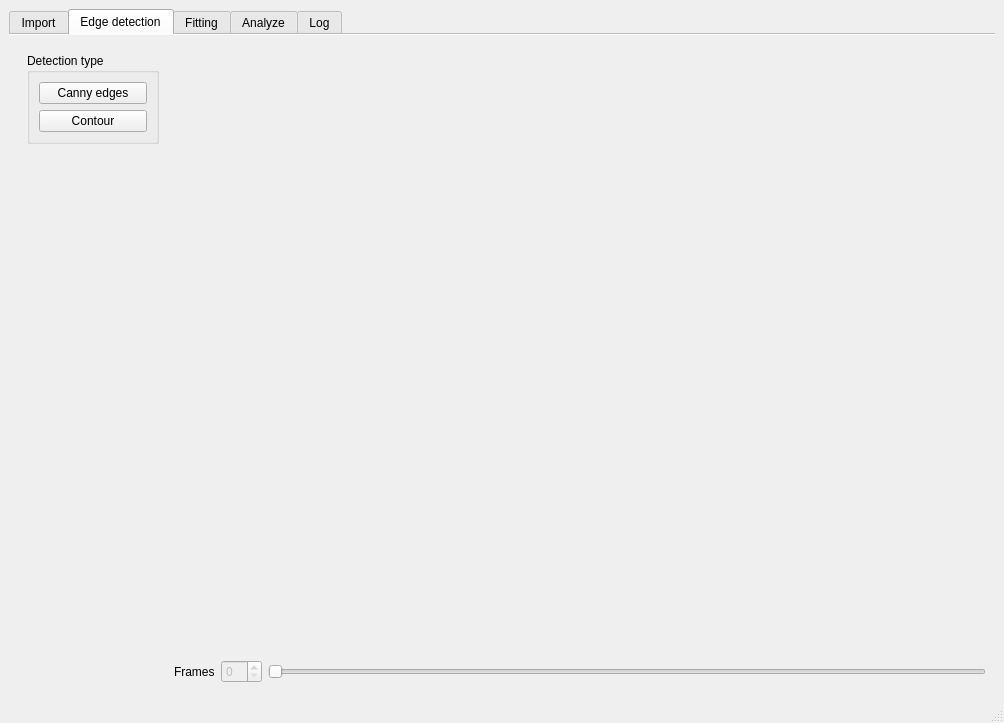
galaunay/pyDSA_gui, file design.ui: the form before one commit.
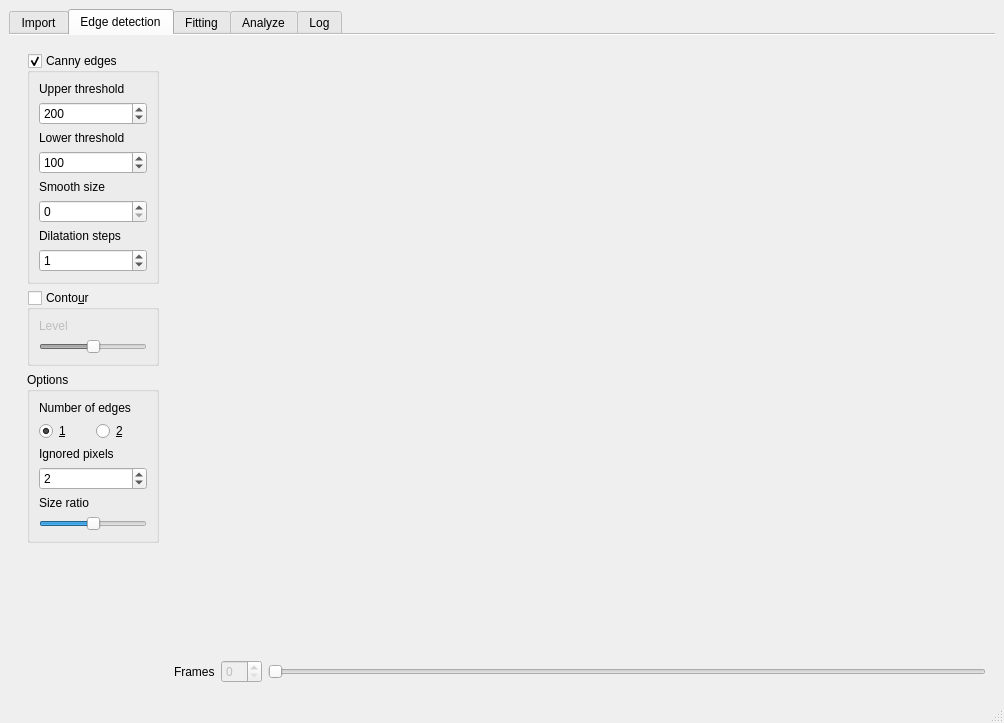
The form after the commit. The open tabs and pages were chosen to show the change. Custom widgets are drawn as their Qt base class.

Commit message: Begin to add fitting tab

What changed in the file:
```diff
--- a/design.ui
+++ b/design.ui
@@ -323,26 +323,198 @@
            <item>
             <widget class="QGroupBox" name="groupBox_5">
              <property name="title">
-              <string>Detection type</string>
+              <string>Canny edges</string>
              </property>
              <property name="flat">
               <bool>false</bool>
              </property>
              <property name="checkable">
-              <bool>false</bool>
+              <bool>true</bool>
              </property>
              <layout class="QVBoxLayout" name="verticalLayout_5">
               <item>
-               <widget class="QPushButton" name="pushButton_8">
+               <widget class="QLabel" name="label_4">
                 <property name="text">
-                 <string>Canny edges</string>
+                 <string>Upper threshold</string>
                 </property>
                </widget>
               </item>
               <item>
-               <widget class="QPushButton" name="pushButton_9">
+               <widget class="QSpinBox" name="tab3_canny_threshold1">
+                <property name="maximum">
+                 <number>255</number>
+                </property>
+                <property name="value">
+                 <number>200</number>
+                </property>
+               </widget>
+              </item>
+              <item>
+               <widget class="QLabel" name="label_5">
                 <property name="text">
-                 <string>Contour</string>
+                 <string>Lower threshold</string>
+                </property>
+               </widget>
+              </item>
+              <item>
+               <widget class="QSpinBox" name="tab3_canny_threshold2">
+                <property name="maximum">
+                 <number>255</number>
+                </property>
+                <property name="value">
+                 <number>100</number>
+                </property>
+               </widget>
+              </item>
+              <item>
+               <widget class="QLabel" name="label_8">
+                <property name="text">
+                 <string>Smooth size</string>
+                </property>
+               </widget>
+              </item>
+              <item>
+               <widget class="QSpinBox" name="tab3_canny_smooth_size">
+                <property name="maximum">
+                 <number>50</number>
+                </property>
+                <property name="value">
+                 <number>0</number>
+                </property>
+               </widget>
+              </item>
+              <item>
+               <widget class="QLabel" name="label_9">
+                <property name="text">
+                 <string>Dilatation steps</string>
+                </property>
+               </widget>
+              </item>
+              <item>
+               <widget class="QSpinBox" name="tab3_canny_dilatation_steps">
+                <property name="maximum">
+                 <number>50</number>
+                </property>
+                <property name="value">
+                 <number>1</number>
+                </property>
+               </widget>
+              </item>
+             </layout>
+            </widget>
+           </item>
+           <item>
+            <widget class="QGroupBox" name="groupBox_6">
+             <property name="title">
+              <string>Conto&amp;ur</string>
+             </property>
+             <property name="flat">
+              <bool>false</bool>
+             </property>
+             <property name="checkable">
+              <bool>true</bool>
+             </property>
+             <property name="checked">
+              <bool>false</bool>
+             </property>
+             <layout class="QVBoxLayout" name="verticalLayout_7">
+              <item>
+               <widget class="QLabel" name="label_11">
+                <property name="text">
+                 <string>Level</string>
+                </property>
+               </widget>
+              </item>
+              <item>
+               <widget class="QSlider" name="tab3_size_ratio_2">
+                <property name="maximum">
+                 <number>100</number>
+                </property>
+                <property name="value">
+                 <number>50</number>
+                </property>
+                <property name="orientation">
+                 <enum>Qt::Horizontal</enum>
+                </property>
+               </widget>
+              </item>
+             </layout>
+            </widget>
+           </item>
+           <item>
+            <widget class="QGroupBox" name="groupBox_7">
+             <property name="title">
+              <string>Options</string>
+             </property>
+             <property name="flat">
+              <bool>false</bool>
+             </property>
+             <property name="checkable">
+              <bool>false</bool>
+             </property>
+             <layout class="QVBoxLayout" name="verticalLayout_8">
+              <item>
+               <widget class="QLabel" name="label_6">
+                <property name="text">
+                 <string>Number of edges</string>
+                </property>
+               </widget>
+              </item>
+              <item>
+               <layout class="QHBoxLayout" name="horizontalLayout_8">
+                <item>
+                 <widget class="QRadioButton" name="tab3_nmb_edges_1">
+                  <property name="text">
+                   <string>&amp;1</string>
+                  </property>
+                  <property name="checked">
+                   <bool>true</bool>
+                  </property>
+                 </widget>
+                </item>
+                <item>
+                 <widget class="QRadioButton" name="tab3_nmb_edges_2">
+                  <property name="text">
+                   <string>&amp;2</string>
+                  </property>
+                 </widget>
+                </item>
+               </layout>
+              </item>
+              <item>
+               <widget class="QLabel" name="label_7">
+                <property name="text">
+                 <string>Ignored pixels</string>
+                </property>
+               </widget>
+              </item>
+              <item>
+               <widget class="QSpinBox" name="tab3_ign_pixels">
+                <property name="maximum">
+                 <number>50</number>
+                </property>
+                <property name="value">
+                 <number>2</number>
+                </property>
+               </widget>
+              </item>
+              <item>
+               <widget class="QLabel" name="label_10">
+                <property name="text">
+                 <string>Size ratio</string>
+                </property>
+               </widget>
+              </item>
+              <item>
+               <widget class="QSlider" name="tab3_size_ratio">
+                <property name="maximum">
+                 <number>100</number>
+                </property>
+                <property name="value">
+                 <number>50</number>
+                </property>
+                <property name="orientation">
+                 <enum>Qt::Horizontal</enum>
                 </property>
                </widget>
               </item>
```
The commit also changes 2 other files.
